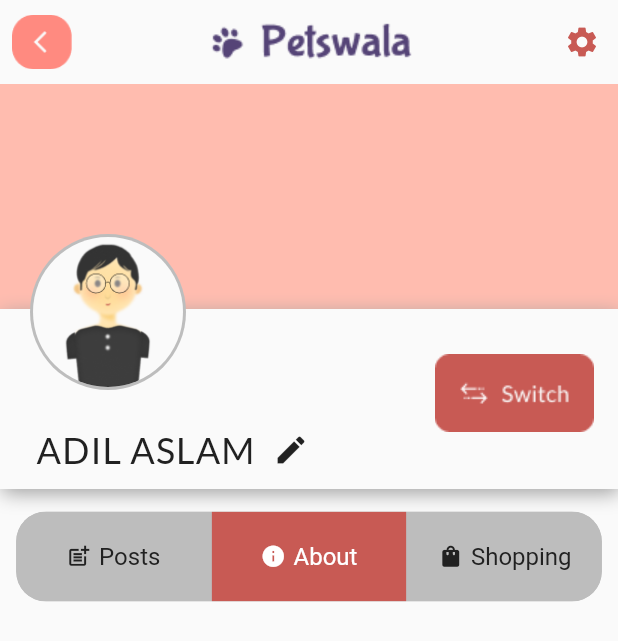
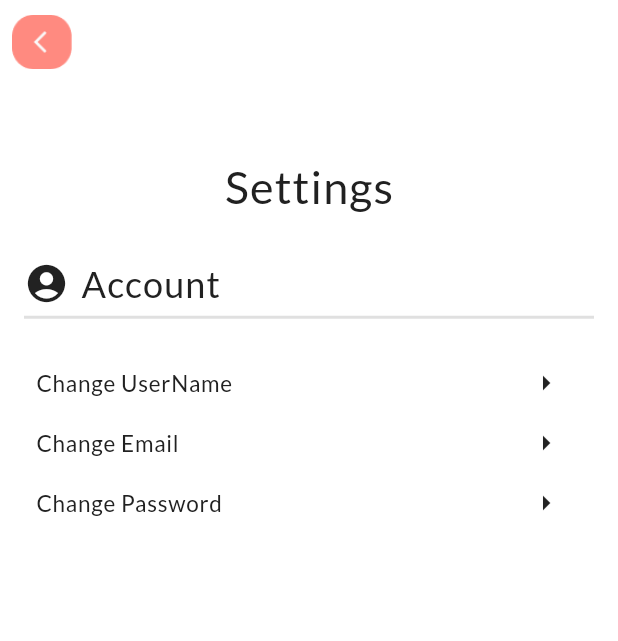
Before and after one commit to mohidyousaf/Petswala, a Flutter app: the screen it shows after launch, after a tap on the "settings" icon, on a phone screen of 412 x 824 dp. Shown: the top 641 px of the screen. Run offline on Flutter 3.47's test engine with Material 2 defaults, Android fonts, the phone set to English and light mode, and no system bars; drawn by our look-alikes of toggle_switch; our stand-ins replace animated_splash_screen, bloc, dio, equatable, flutter_bloc, google_fonts and 2 more; missing offline and left inert: mongo_dart, sevr.

Commit message:
user profile settings added

```diff
--- /dev/null
+++ b/Petswala/lib/CasualUser/screens/settings.dart
@@ -0,0 +1,110 @@
+import 'package:flutter/material.dart';
+import 'package:petswala/CasualUser/screens/userProfile.dart';
+import 'package:petswala/Widgets/button.dart';
+import 'package:petswala/Widgets/textfield.dart';
+import 'package:petswala/themes/colors.dart';
+import 'package:petswala/themes/fonts.dart';
+
+class Settings extends StatefulWidget {
+  @override
+  _SettingsState createState() => _SettingsState();
+}
+
+class _SettingsState extends State<Settings> {
+  @override
+  Widget build(BuildContext context) {
+    return Scaffold(
+      backgroundColor: Colors.white,
+      appBar: AppBar(
+        leading: IconButton(
+          onPressed: () => Navigator.of(context).pushReplacement(
+              MaterialPageRoute(builder: (context) => UserProfile())),
+          icon: Image.asset('assets/back.png'),
+        ),
+        backgroundColor: Colors.white,
+        elevation: 0,
+      ),
+      body: Padding(
+        padding: const EdgeInsets.symmetric(horizontal: 16),
+        child: Column(
+          // mainAxisAlignment: MainAxisAlignment.center,
+          children: [
+            SizedBox(height: 50),
+            Text('Settings', style: AppFont.h4(AppColor.black)),
+            SizedBox(height: 32),
+            Row(
+              children: [
+                Icon(Icons.account_circle_rounded, size: 30),
+                SizedBox(width: 8),
+                Text('Account', style: AppFont.h5(AppColor.black))
+              ],
+            ),
+            Divider(
+              height: 15,
+              thickness: 2,
+            ),
+            SizedBox(height: 16),
+            changewidget(
+                'Change UserName', 'Enter new UserName', 'New UserName'),
+            changewidget('Change Email', 'Enter new Email', "New Email"),
+            changewidget(
+                'Change Password', 'Enter new Password', 'New Password'),
+          ],
+        ),
+      ),
+    );
+  }
+
+  Padding changewidget(text, title, label) {
+    return Padding(
+      padding: const EdgeInsets.symmetric(horizontal: 8.0),
+      child: GestureDetector(
+        onTap: () {
+          showDialog(
+              context: context,
+              builder: (BuildContext context) {
+                return AlertDialog(
+                  shape: RoundedRectangleBorder(
+                      borderRadius: BorderRadius.circular(30)),
+                  title: Text(title),
+                  content: Container(
+                    height: 180,
+                    child: Column(
+                      children: [
+                        TextField(
+                          obscureText: false,
+                          keyboardType: TextInputType.emailAddress,
+                          decoration: InputDecoration(
+                            fillColor: Colors.white,
+                            filled: true,
+                            hintText: title,
+                            labelText: label,
+                          ),
+                        ),
+                        SizedBox(height: 30),
+                        buildButton('Confirm')
+                      ],
+                    ),
+                  ),
+                );
+              });
+        },
+        child: Container(
+          height: 40,
+          child:
+              Row(mainAxisAlignment: MainAxisAlignment.spaceBetween, children: [
+            Text(text, style: AppFont.bodySmall(AppColor.black)),
+            IconButton(
+                onPressed: () {
+                  //edit
+                },
+                icon: Icon(Icons.arrow_right))
+          ]),
+          decoration: BoxDecoration(
+              // color: Colors.grey,
+              borderRadius: BorderRadius.circular(25)),
+        ),
+      ),
+    );
+  }
+}
--- a/Petswala/lib/CasualUser/screens/userProfile.dart
+++ b/Petswala/lib/CasualUser/screens/userProfile.dart
@@ -1,5 +1,6 @@
 import 'package:flutter/material.dart';
-import 'package:petswala/Authentication/addPet.dart';
+import 'package:petswala/CasualUser/screens/settings.dart';
+import 'package:petswala/homescreen_Casual.dart';
 import 'package:petswala/themes/colors.dart';
 import 'package:petswala/themes/fonts.dart';
 import 'package:toggle_switch/toggle_switch.dart';
@@ -17,7 +18,7 @@
   Widget build(BuildContext context) {
     double top = containerHeight - avatarHeight / 2;
     return Scaffold(
-      appBar: _topbar(null),
+      appBar: _topBar(context),
       body: Column(
         children: [
           _profile(top),
@@ -25,13 +26,13 @@
           Container(
             // width: MediaQuery.of(context).size.width,
             child: ToggleSwitch(
-              minWidth: MediaQuery.of(context).size.width,
+              minWidth: 110,
               minHeight: 60.0,
               fontSize: 16.0,
               initialLabelIndex: 1,
-              activeBgColor: [AppColor.primary_dark],
+              activeBgColor: [AppColor.primary],
               activeFgColor: Colors.white,
-              inactiveBgColor: AppColor.gray_light,
+              inactiveBgColor: Colors.grey[100],
               inactiveFgColor: Colors.grey[900],
               totalSwitches: 3,
               cornerRadius: 20,
@@ -44,6 +45,32 @@
           )
         ],
       ),
+    );
+  }
+
+  AppBar _topBar(BuildContext context) {
+    return AppBar(
+      leading: IconButton(
+          icon: Image.asset('assets/back.png'),
+          onPressed: () {
+            Navigator.of(context).pushReplacement(
+                MaterialPageRoute(builder: (context) => HomeScreen()));
+          }),
+      backgroundColor: AppColor.white,
+      title: Image.asset('assets/logo2.png', fit: BoxFit.cover),
+      actions: [
+        IconButton(
+            icon: Icon(
+              Icons.settings,
+              color: AppColor.primary_dark,
+            ),
+            onPressed: () => {
+                  Navigator.of(context).pushReplacement(
+                      MaterialPageRoute(builder: (context) => Settings()))
+                })
+      ],
+      centerTitle: true,
+      elevation: 0,
     );
   }
 
@@ -62,10 +89,15 @@
             height: 120,
             width: MediaQuery.of(context).size.width,
             // color: AppColor.white,
-            decoration: BoxDecoration(color: AppColor.white, boxShadow: [
-              BoxShadow(
-                  color: Colors.grey, blurRadius: 10, offset: Offset(1, 3))
-            ]),
+            decoration: BoxDecoration(
+                color: AppColor.white,
+                boxShadow: [
+                  BoxShadow(
+                      color: Colors.grey, blurRadius: 5, offset: Offset(1, 3))
+                ],
+                borderRadius: BorderRadius.only(
+                    bottomLeft: Radius.circular(30),
+                    bottomRight: Radius.circular(30))),
           ),
         ),
         Positioned(
@@ -94,11 +126,11 @@
                   "ADIL ASLAM",
                   style: AppFont.h5(AppColor.black),
                 ),
-                IconButton(
-                    onPressed: () => {
-                          // edit name
-                        },
-                    icon: Icon(Icons.edit)),
+                // IconButton(
+                //     onPressed: () => {
+                //           // edit name
+                //         },
+                //      icon: Icon(Icons.edit)),
               ],
             ))),
         Positioned(
@@ -117,22 +149,3 @@
     );
   }
 }
-
-Widget _topbar(function) {
-  return AppBar(
-    leading:
-        IconButton(icon: Image.asset('assets/back.png'), onPressed: function),
-    backgroundColor: AppColor.white,
-    title: Image.asset('assets/logo2.png', fit: BoxFit.cover),
-    actions: [
-      IconButton(
-          icon: Icon(
-            Icons.settings,
-            color: AppColor.primary_dark,
-          ),
-          onPressed: () => {})
-    ],
-    centerTitle: true,
-    elevation: 0,
-  );
-}
--- a/Petswala/lib/main.dart
+++ b/Petswala/lib/main.dart
@@ -63,7 +63,7 @@
           // '/': (context) => Boarding(),
           '/name': (context) => Name(),
           '/home': (context) => HomeScreen(),
-          '/profile': (context) => Profile(),
+          '/profile': (context) => UserProfile(),
           '/rescue': (context) => RescueMap(),
           '/maintenance': (context) => Maintenance(),
           '/shop': (context) => Shop(),
```
